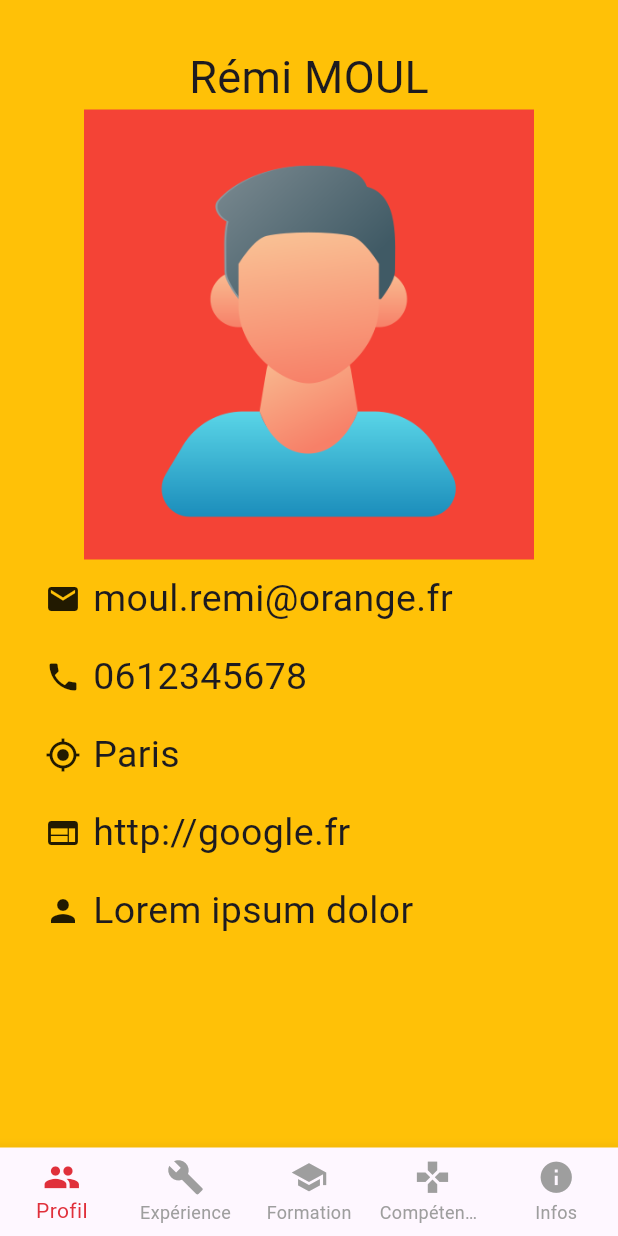
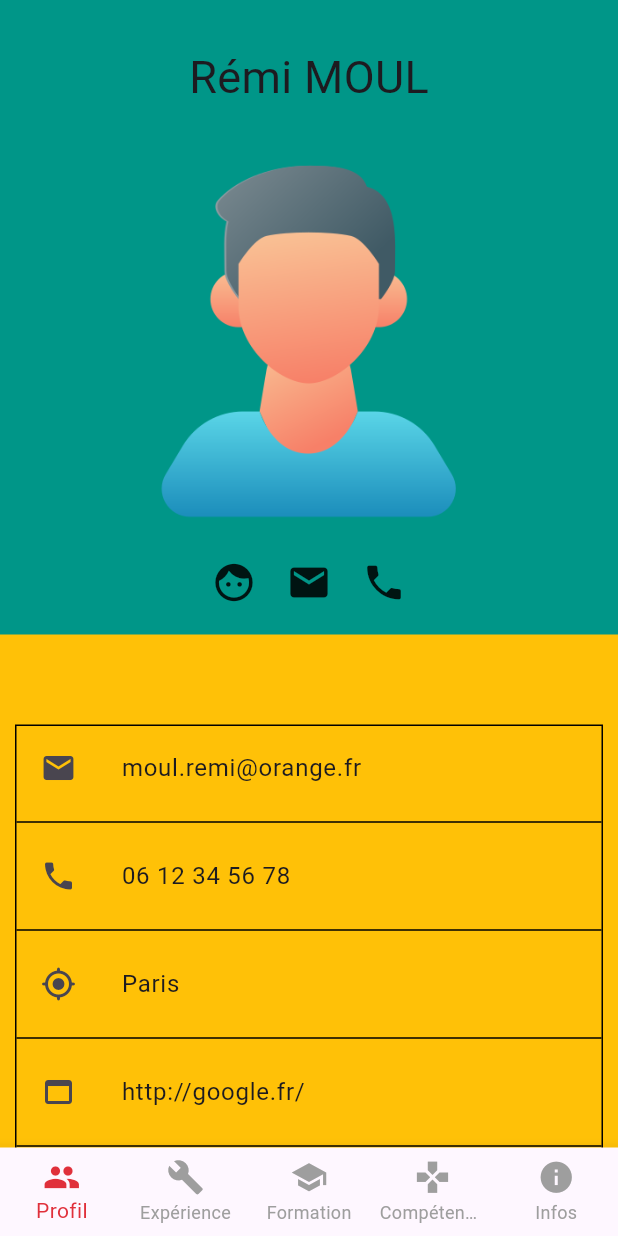
Before and after one commit to remimoul/cv-flutter, a Flutter app: the screen it shows after launch, on a phone screen of 412 x 824 dp. Run offline on Flutter 3.47's test engine with Material 3 defaults, Android fonts, the light colour scheme and no system bars.

Commit message:
Update profil screen UI and add profile picture display

```diff
--- /dev/null
+++ b/lib/components/rowinfoprofil.dart
@@ -0,0 +1,14 @@
+import 'package:flutter/material.dart';
+
+ListTile rowInfoProfil(String text, IconData icon) {
+  return ListTile(
+    title: Row(
+      mainAxisAlignment: MainAxisAlignment.start,
+      children: [
+        Icon(icon),
+        const Padding(padding: EdgeInsets.only(right: 30)),
+        Text(text),
+      ],
+    ),
+  );
+}
--- a/lib/screen/profil.dart
+++ b/lib/screen/profil.dart
@@ -1,24 +1,27 @@
-import 'package:flutter/cupertino.dart';
 import 'package:flutter/material.dart';
-import 'package:flutter/widgets.dart';
+import '../components/rowinfoprofil.dart';
 
 class ProfilScreen extends StatelessWidget {
   const ProfilScreen({super.key});
   @override
   Widget build(BuildContext context) {
     return SingleChildScrollView(
-        padding: const EdgeInsets.all(30),
         child: Column(
       crossAxisAlignment: CrossAxisAlignment.start,
       children: [
+        Container(
+          color: Colors.teal, // Définit la couleur de fond en rouge
+          child: Column(
+            children: [
+              const SizedBox(height: 30),
               const Center(
-                child: Text('Rémi MOUL', style: TextStyle(fontSize: 30))),
+                child: Text('Rémi MOUL', style: TextStyle(fontSize: 30)),
+              ),
               Center(
                 child: Container(
                   width: 300,
                   height: 300,
                   decoration: const BoxDecoration(
-                  color: Colors.red,
                     image: DecorationImage(
                       image: AssetImage('assets/1.png'),
                       fit: BoxFit.cover,
@@ -26,64 +29,44 @@ class ProfilScreen extends StatelessWidget {
                   ),
                 ),
               ),
-            const Center(
+              const Padding(
+                padding: EdgeInsets.only(bottom: 20),
                 child: Row(
+                  mainAxisAlignment: MainAxisAlignment.center,
                   children: <Widget>[
-                  Icon(Icons.mail),
-                  Padding(
-                    padding: EdgeInsets.all(8.0),
-                    child: Text('moul.remi@orange.fr',
-                        style: TextStyle(fontSize: 25)),
+                    Icon(Icons.face, size: 30),
+                    SizedBox(width: 20),
+                    Icon(Icons.email, size: 30),
+                    SizedBox(width: 20),
+                    Icon(Icons.phone, size: 30),
+                  ],
+                ),
               ),
             ],
           ),
         ),
-            const Center(
-              child: Row(
+        const SizedBox(height: 50),
+        Padding(
+          padding: const EdgeInsets.all(10),
+          child: Container(
+            decoration: BoxDecoration(
+              border: Border.all(color: Colors.black),
+            ),
+            child: Column(
               children: <Widget>[
-                  Icon(Icons.phone),
-                  Padding(
-                    padding: EdgeInsets.all(8.0),
-                    child: Text('0612345678', style: TextStyle(fontSize: 25)),
-                  ),
+                rowInfoProfil('moul.remi@orange.fr', Icons.email),
+                const Divider(color: Colors.black),
+                rowInfoProfil('06 12 34 56 78', Icons.phone),
+                const Divider(color: Colors.black),
+                rowInfoProfil('Paris', Icons.gps_fixed_rounded),
+                const Divider(color: Colors.black),
+                rowInfoProfil('http://google.fr/', Icons.web_asset),
+                const Divider(color: Colors.black),
+                rowInfoProfil('Lorem ipsum dolor', Icons.person_2),
               ],
             ),
           ),
-            const Center(
-              child: Row(
-                children: <Widget>[
-                  Icon(Icons.gps_fixed),
-                  Padding(
-                    padding: EdgeInsets.all(8.0),
-                    child: Text('Paris', style: TextStyle(fontSize: 25)),
         ),
-                ],
-              ),
-            ),
-            const Center(
-              child: Row(
-                children: <Widget>[
-                  Icon(Icons.web),
-                  Padding(
-                    padding: EdgeInsets.all(8.0),
-                    child: Text('http://google.fr',
-                        style: TextStyle(fontSize: 25)),
-                  ),
-                ],
-              ),
-            ),
-            const Center(
-              child: Row(
-                children: <Widget>[
-                  Icon(Icons.person),
-                  Padding(
-                    padding: EdgeInsets.all(8.0),
-                    child: Text('Lorem ipsum dolor',
-                        style: TextStyle(fontSize: 25)),
-                  ),
-                ],
-              ),
-            )
       ],
     ));
   }
```
Lines whose indentation alone changed are shown as unchanged.
